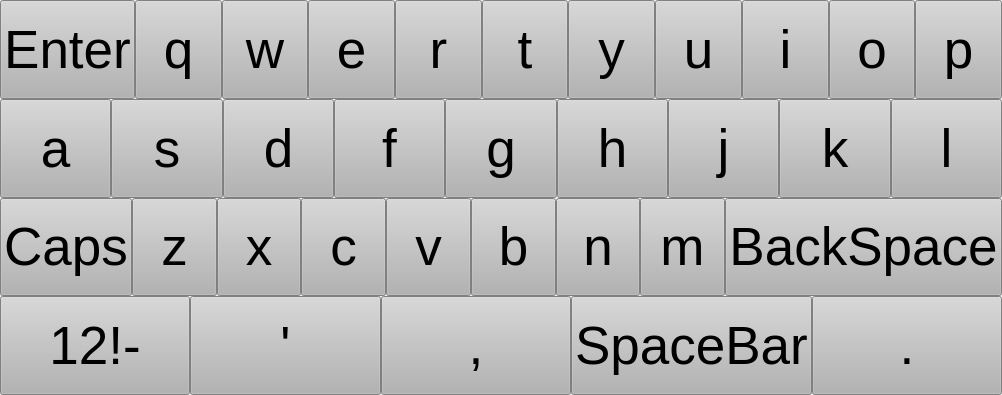
Above: keyboard.ui from gurpartap007/qtmop before the change. Below: the same form after it.
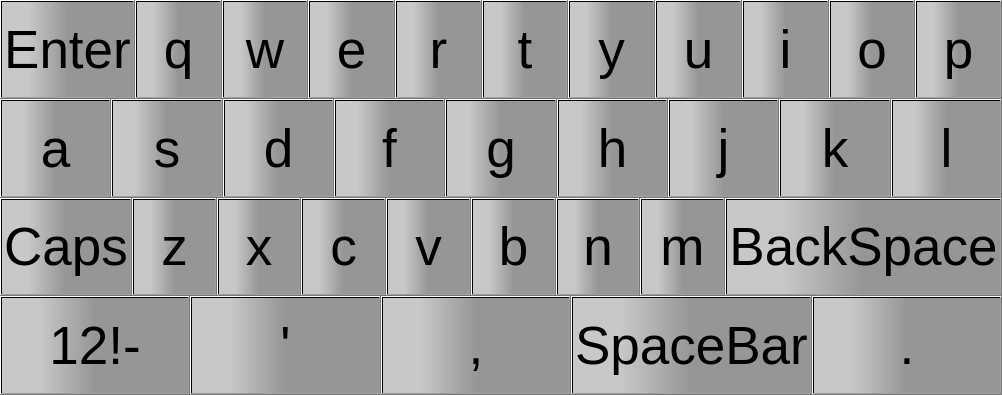
That is the form after the change.

What changed in the file:
```diff
--- a/keyboard.ui
+++ b/keyboard.ui
@@ -71,7 +71,7 @@
          </property>
          <property name="styleSheet">
           <string notr="true">QPushButton{ background-color: rgb(179, 179, 179); }QPushButton:pressed{background-color: rgb(100, 100, 100); }
-</string>
+QPushButton{background-color: qlineargradient(spread:pad, x1:0.2, y1:0.6, x2:0.5, y2:0.6, stop:1 rgba(150, 150, 150, 255), stop:0 rgba(200, 200, 200, 255));}</string>
          </property>
          <property name="text">
           <string>Enter</string>
@@ -95,7 +95,7 @@
          </property>
          <property name="styleSheet">
           <string notr="true">QPushButton{ background-color: rgb(179, 179, 179); }QPushButton:pressed{background-color: rgb(100, 100, 100); }
-</string>
+QPushButton{background-color: qlineargradient(spread:pad, x1:0.2, y1:0.6, x2:0.5, y2:0.6, stop:1 rgba(150, 150, 150, 255), stop:0 rgba(200, 200, 200, 255));}</string>
          </property>
          <property name="text">
           <string>q</string>
@@ -119,7 +119,7 @@
          </property>
          <property name="styleSheet">
           <string notr="true">QPushButton{ background-color: rgb(179, 179, 179); }QPushButton:pressed{background-color: rgb(100, 100, 100); }
-</string>
+QPushButton{background-color: qlineargradient(spread:pad, x1:0.2, y1:0.6, x2:0.5, y2:0.6, stop:1 rgba(150, 150, 150, 255), stop:0 rgba(200, 200, 200, 255));}</string>
          </property>
          <property name="text">
           <string>w</string>
@@ -143,7 +143,7 @@
          </property>
          <property name="styleSheet">
           <string notr="true">QPushButton{ background-color: rgb(179, 179, 179); }QPushButton:pressed{background-color: rgb(100, 100, 100); }
-</string>
+QPushButton{background-color: qlineargradient(spread:pad, x1:0.2, y1:0.6, x2:0.5, y2:0.6, stop:1 rgba(150, 150, 150, 255), stop:0 rgba(200, 200, 200, 255));}</string>
          </property>
          <property name="text">
           <string>e</string>
@@ -167,7 +167,7 @@
          </property>
          <property name="styleSheet">
           <string notr="true">QPushButton{ background-color: rgb(179, 179, 179); }QPushButton:pressed{background-color: rgb(100, 100, 100); }
-</string>
+QPushButton{background-color: qlineargradient(spread:pad, x1:0.2, y1:0.6, x2:0.5, y2:0.6, stop:1 rgba(150, 150, 150, 255), stop:0 rgba(200, 200, 200, 255));}</string>
          </property>
          <property name="text">
           <string>r</string>
@@ -191,7 +191,7 @@
          </property>
          <property name="styleSheet">
           <string notr="true">QPushButton{ background-color: rgb(179, 179, 179); }QPushButton:pressed{background-color: rgb(100, 100, 100); }
-</string>
+QPushButton{background-color: qlineargradient(spread:pad, x1:0.2, y1:0.6, x2:0.5, y2:0.6, stop:1 rgba(150, 150, 150, 255), stop:0 rgba(200, 200, 200, 255));}</string>
          </property>
          <property name="text">
           <string>t</string>
@@ -215,7 +215,7 @@
          </property>
          <property name="styleSheet">
           <string notr="true">QPushButton{ background-color: rgb(179, 179, 179); }QPushButton:pressed{background-color: rgb(100, 100, 100); }
-</string>
+QPushButton{background-color: qlineargradient(spread:pad, x1:0.2, y1:0.6, x2:0.5, y2:0.6, stop:1 rgba(150, 150, 150, 255), stop:0 rgba(200, 200, 200, 255));}</string>
          </property>
          <property name="text">
           <string>y</string>
@@ -239,7 +239,7 @@
          </property>
          <property name="styleSheet">
           <string notr="true">QPushButton{ background-color: rgb(179, 179, 179); }QPushButton:pressed{background-color: rgb(100, 100, 100); }
-</string>
+QPushButton{background-color: qlineargradient(spread:pad, x1:0.2, y1:0.6, x2:0.5, y2:0.6, stop:1 rgba(150, 150, 150, 255), stop:0 rgba(200, 200, 200, 255));}</string>
          </property>
          <property name="text">
           <string>u</string>
@@ -263,7 +263,7 @@
          </property>
          <property name="styleSheet">
           <string notr="true">QPushButton{ background-color: rgb(179, 179, 179); }QPushButton:pressed{background-color: rgb(100, 100, 100); }
-</string>
+QPushButton{background-color: qlineargradient(spread:pad, x1:0.2, y1:0.6, x2:0.5, y2:0.6, stop:1 rgba(150, 150, 150, 255), stop:0 rgba(200, 200, 200, 255));}</string>
          </property>
          <property name="text">
           <string>i</string>
@@ -287,7 +287,7 @@
          </property>
          <property name="styleSheet">
           <string notr="true">QPushButton{ background-color: rgb(179, 179, 179); }QPushButton:pressed{background-color: rgb(100, 100, 100); }
-</string>
+QPushButton{background-color: qlineargradient(spread:pad, x1:0.2, y1:0.6, x2:0.5, y2:0.6, stop:1 rgba(150, 150, 150, 255), stop:0 rgba(200, 200, 200, 255));}</string>
          </property>
          <property name="text">
           <string>o</string>
@@ -311,7 +311,7 @@
          </property>
          <property name="styleSheet">
           <string notr="true">QPushButton{ background-color: rgb(179, 179, 179); }QPushButton:pressed{background-color: rgb(100, 100, 100); }
-</string>
+QPushButton{background-color: qlineargradient(spread:pad, x1:0.2, y1:0.6, x2:0.5, y2:0.6, stop:1 rgba(150, 150, 150, 255), stop:0 rgba(200, 200, 200, 255));}</string>
          </property>
          <property name="text">
           <string>p</string>
@@ -345,7 +345,7 @@
          </property>
          <property name="styleSheet">
           <string notr="true">QPushButton{ background-color: rgb(179, 179, 179); }QPushButton:pressed{background-color: rgb(100, 100, 100); }
-</string>
+QPushButton{background-color: qlineargradient(spread:pad, x1:0.2, y1:0.6, x2:0.5, y2:0.6, stop:1 rgba(150, 150, 150, 255), stop:0 rgba(200, 200, 200, 255));}</string>
          </property>
          <property name="text">
           <string>a</string>
@@ -369,7 +369,7 @@
          </property>
          <property name="styleSheet">
           <string notr="true">QPushButton{ background-color: rgb(179, 179, 179); }QPushButton:pressed{background-color: rgb(100, 100, 100); }
-</string>
+QPushButton{background-color: qlineargradient(spread:pad, x1:0.2, y1:0.6, x2:0.5, y2:0.6, stop:1 rgba(150, 150, 150, 255), stop:0 rgba(200, 200, 200, 255));}</string>
          </property>
          <property name="text">
           <string>s</string>
@@ -393,7 +393,7 @@
          </property>
          <property name="styleSheet">
           <string notr="true">QPushButton{ background-color: rgb(179, 179, 179); }QPushButton:pressed{background-color: rgb(100, 100, 100); }
-</string>
+QPushButton{background-color: qlineargradient(spread:pad, x1:0.2, y1:0.6, x2:0.5, y2:0.6, stop:1 rgba(150, 150, 150, 255), stop:0 rgba(200, 200, 200, 255));}</string>
          </property>
          <property name="text">
           <string>d</string>
@@ -417,7 +417,7 @@
          </property>
          <property name="styleSheet">
           <string notr="true">QPushButton{ background-color: rgb(179, 179, 179); }QPushButton:pressed{background-color: rgb(100, 100, 100); }
-</string>
+QPushButton{background-color: qlineargradient(spread:pad, x1:0.2, y1:0.6, x2:0.5, y2:0.6, stop:1 rgba(150, 150, 150, 255), stop:0 rgba(200, 200, 200, 255));}</string>
          </property>
          <property name="text">
           <string>f</string>
@@ -441,7 +441,7 @@
          </property>
          <property name="styleSheet">
           <string notr="true">QPushButton{ background-color: rgb(179, 179, 179); }QPushButton:pressed{background-color: rgb(100, 100, 100); }
-</string>
+QPushButton{background-color: qlineargradient(spread:pad, x1:0.2, y1:0.6, x2:0.5, y2:0.6, stop:1 rgba(150, 150, 150, 255), stop:0 rgba(200, 200, 200, 255));}</string>
          </property>
          <property name="text">
           <string>g</string>
@@ -465,7 +465,7 @@
          </property>
          <property name="styleSheet">
           <string notr="true">QPushButton{ background-color: rgb(179, 179, 179); }QPushButton:pressed{background-color: rgb(100, 100, 100); }
-</string>
+QPushButton{background-color: qlineargradient(spread:pad, x1:0.2, y1:0.6, x2:0.5, y2:0.6, stop:1 rgba(150, 150, 150, 255), stop:0 rgba(200, 200, 200, 255));}</string>
          </property>
          <property name="text">
           <string>h</string>
@@ -489,7 +489,7 @@
          </property>
          <property name="styleSheet">
           <string notr="true">QPushButton{ background-color: rgb(179, 179, 179); }QPushButton:pressed{background-color: rgb(100, 100, 100); }
-</string>
+QPushButton{background-color: qlineargradient(spread:pad, x1:0.2, y1:0.6, x2:0.5, y2:0.6, stop:1 rgba(150, 150, 150, 255), stop:0 rgba(200, 200, 200, 255));}</string>
          </property>
          <property name="text">
           <string>j</string>
@@ -513,7 +513,7 @@
          </property>
          <property name="styleSheet">
           <string notr="true">QPushButton{ background-color: rgb(179, 179, 179); }QPushButton:pressed{background-color: rgb(100, 100, 100); }
-</string>
+QPushButton{background-color: qlineargradient(spread:pad, x1:0.2, y1:0.6, x2:0.5, y2:0.6, stop:1 rgba(150, 150, 150, 255), stop:0 rgba(200, 200, 200, 255));}</string>
          </property>
          <property name="text">
           <string>k</string>
@@ -537,7 +537,7 @@
          </property>
          <property name="styleSheet">
           <string notr="true">QPushButton{ background-color: rgb(179, 179, 179); }QPushButton:pressed{background-color: rgb(100, 100, 100); }
-</string>
+QPushButton{background-color: qlineargradient(spread:pad, x1:0.2, y1:0.6, x2:0.5, y2:0.6, stop:1 rgba(150, 150, 150, 255), stop:0 rgba(200, 200, 200, 255));}</string>
          </property>
          <property name="text">
           <string>l</string>
@@ -571,7 +571,7 @@
          </property>
          <property name="styleSheet">
           <string notr="true">QPushButton{ background-color: rgb(179, 179, 179); }QPushButton:pressed{background-color: rgb(100, 100, 100); }
-</string>
+QPushButton{background-color: qlineargradient(spread:pad, x1:0.2, y1:0.6, x2:0.5, y2:0.6, stop:1 rgba(150, 150, 150, 255), stop:0 rgba(200, 200, 200, 255));}</string>
          </property>
          <property name="text">
           <string>Caps</string>
@@ -595,7 +595,7 @@
          </property>
          <property name="styleSheet">
           <string notr="true">QPushButton{ background-color: rgb(179, 179, 179); }QPushButton:pressed{background-color: rgb(100, 100, 100); }
-</string>
+QPushButton{background-color: qlineargradient(spread:pad, x1:0.2, y1:0.6, x2:0.5, y2:0.6, stop:1 rgba(150, 150, 150, 255), stop:0 rgba(200, 200, 200, 255));}</string>
          </property>
          <property name="text">
           <string>z</string>
@@ -619,7 +619,7 @@
          </property>
          <property name="styleSheet">
           <string notr="true">QPushButton{ background-color: rgb(179, 179, 179); }QPushButton:pressed{background-color: rgb(100, 100, 100); }
-</string>
+QPushButton{background-color: qlineargradient(spread:pad, x1:0.2, y1:0.6, x2:0.5, y2:0.6, stop:1 rgba(150, 150, 150, 255), stop:0 rgba(200, 200, 200, 255));}</string>
          </property>
          <property name="text">
           <string>x</string>
@@ -643,7 +643,7 @@
          </property>
          <property name="styleSheet">
           <string notr="true">QPushButton{ background-color: rgb(179, 179, 179); }QPushButton:pressed{background-color: rgb(100, 100, 100); }
-</string>
+QPushButton{background-color: qlineargradient(spread:pad, x1:0.2, y1:0.6, x2:0.5, y2:0.6, stop:1 rgba(150, 150, 150, 255), stop:0 rgba(200, 200, 200, 255));}</string>
          </property>
          <property name="text">
           <string>c</string>
@@ -667,7 +667,7 @@
          </property>
          <property name="styleSheet">
           <string notr="true">QPushButton{ background-color: rgb(179, 179, 179); }QPushButton:pressed{background-color: rgb(100, 100, 100); }
-</string>
+QPushButton{background-color: qlineargradient(spread:pad, x1:0.2, y1:0.6, x2:0.5, y2:0.6, stop:1 rgba(150, 150, 150, 255), stop:0 rgba(200, 200, 200, 255));}</string>
          </property>
          <property name="text">
           <string>v</string>
@@ -691,7 +691,7 @@
          </property>
          <property name="styleSheet">
           <string notr="true">QPushButton{ background-color: rgb(179, 179, 179); }QPushButton:pressed{background-color: rgb(100, 100, 100); }
-</string>
+QPushButton{background-color: qlineargradient(spread:pad, x1:0.2, y1:0.6, x2:0.5, y2:0.6, stop:1 rgba(150, 150, 150, 255), stop:0 rgba(200, 200, 200, 255));}</string>
          </property>
          <property name="text">
           <string>b</string>
@@ -715,7 +715,7 @@
          </property>
          <property name="styleSheet">
           <string notr="true">QPushButton{ background-color: rgb(179, 179, 179); }QPushButton:pressed{background-color: rgb(100, 100, 100); }
-</string>
+QPushButton{background-color: qlineargradient(spread:pad, x1:0.2, y1:0.6, x2:0.5, y2:0.6, stop:1 rgba(150, 150, 150, 255), stop:0 rgba(200, 200, 200, 255));}</string>
          </property>
          <property name="text">
           <string>n</string>
@@ -739,7 +739,7 @@
          </property>
          <property name="styleSheet">
           <string notr="true">QPushButton{ background-color: rgb(179, 179, 179); }QPushButton:pressed{background-color: rgb(100, 100, 100); }
-</string>
+QPushButton{background-color: qlineargradient(spread:pad, x1:0.2, y1:0.6, x2:0.5, y2:0.6, stop:1 rgba(150, 150, 150, 255), stop:0 rgba(200, 200, 200, 255));}</string>
          </property>
          <property name="text">
           <string>m</string>
@@ -763,7 +763,7 @@
          </property>
          <property name="styleSheet">
           <string notr="true">QPushButton{ background-color: rgb(179, 179, 179); }QPushButton:pressed{background-color: rgb(100, 100, 100); }
-</string>
+QPushButton{background-color: qlineargradient(spread:pad, x1:0.2, y1:0.6, x2:0.5, y2:0.6, stop:1 rgba(150, 150, 150, 255), stop:0 rgba(200, 200, 200, 255));}</string>
          </property>
          <property name="text">
           <string>BackSpace</string>
@@ -797,7 +797,7 @@
          </property>
          <property name="styleSheet">
           <string notr="true">QPushButton{ background-color: rgb(179, 179, 179); }QPushButton:pressed{background-color: rgb(100, 100, 100); }
-</string>
+QPushButton{background-color: qlineargradient(spread:pad, x1:0.2, y1:0.6, x2:0.5, y2:0.6, stop:1 rgba(150, 150, 150, 255), stop:0 rgba(200, 200, 200, 255));}</string>
          </property>
          <property name="text">
           <string>12!-</string>
@@ -821,7 +821,7 @@
          </property>
          <property name="styleSheet">
           <string notr="true">QPushButton{ background-color: rgb(179, 179, 179); }QPushButton:pressed{background-color: rgb(100, 100, 100); }
-</string>
+QPushButton{background-color: qlineargradient(spread:pad, x1:0.2, y1:0.6, x2:0.5, y2:0.6, stop:1 rgba(150, 150, 150, 255), stop:0 rgba(200, 200, 200, 255));}</string>
          </property>
          <property name="text">
           <string>'</string>
@@ -845,7 +845,7 @@
          </property>
          <property name="styleSheet">
           <string notr="true">QPushButton{ background-color: rgb(179, 179, 179); }QPushButton:pressed{background-color: rgb(100, 100, 100); }
-</string>
+QPushButton{background-color: qlineargradient(spread:pad, x1:0.2, y1:0.6, x2:0.5, y2:0.6, stop:1 rgba(150, 150, 150, 255), stop:0 rgba(200, 200, 200, 255));}</string>
          </property>
          <property name="text">
           <string>,</string>
@@ -869,7 +869,7 @@
          </property>
          <property name="styleSheet">
           <string notr="true">QPushButton{ background-color: rgb(179, 179, 179); }QPushButton:pressed{background-color: rgb(100, 100, 100); }
-</string>
+QPushButton{background-color: qlineargradient(spread:pad, x1:0.2, y1:0.6, x2:0.5, y2:0.6, stop:1 rgba(150, 150, 150, 255), stop:0 rgba(200, 200, 200, 255));}</string>
          </property>
          <property name="text">
           <string>SpaceBar</string>
@@ -893,7 +893,7 @@
          </property>
          <property name="styleSheet">
           <string notr="true">QPushButton{ background-color: rgb(179, 179, 179); }QPushButton:pressed{background-color: rgb(100, 100, 100); }
-</string>
+QPushButton{background-color: qlineargradient(spread:pad, x1:0.2, y1:0.6, x2:0.5, y2:0.6, stop:1 rgba(150, 150, 150, 255), stop:0 rgba(200, 200, 200, 255));}</string>
          </property>
          <property name="text">
           <string>.</string>
```
